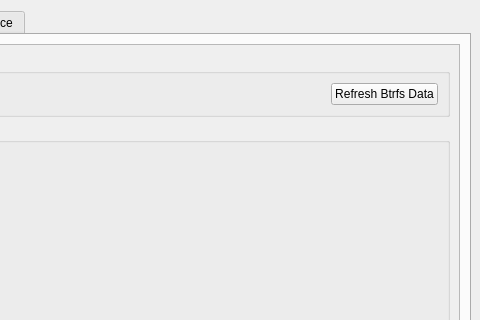
nexusriot/btrfs-assistant, file btrfs-assistant.ui: the form before one commit; both pictures show x 466 to 946 and y 0 to 320 of the 946 by 717 pixel window.
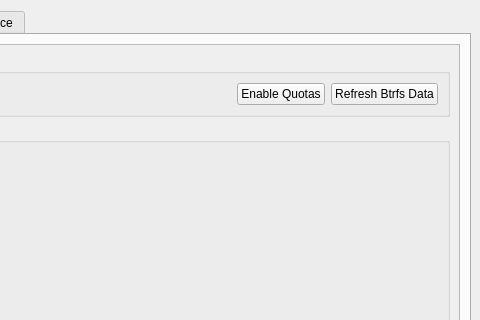
The form after the commit. Icons and pictures are not drawn.

Commit message: Add button to enable and disable btrfs quota support

Diff of the .ui file:
```diff
--- a/btrfs-assistant.ui
+++ b/btrfs-assistant.ui
@@ -416,6 +416,13 @@
                  </property>
                 </spacer>
                </item>
+               <item>
+                <widget class="QPushButton" name="pushButton_enableQuota">
+                 <property name="text">
+                  <string>Enable Quotas</string>
+                 </property>
+                </widget>
+               </item>
                <item>
                 <widget class="QPushButton" name="pushButton_btrfsRefreshData">
                  <property name="text">
```
The commit also changes 3 other files.
